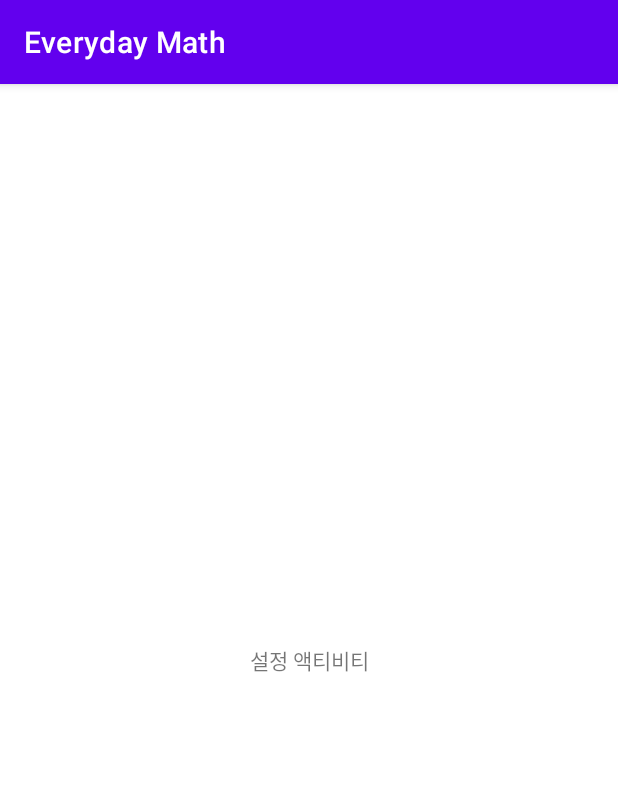
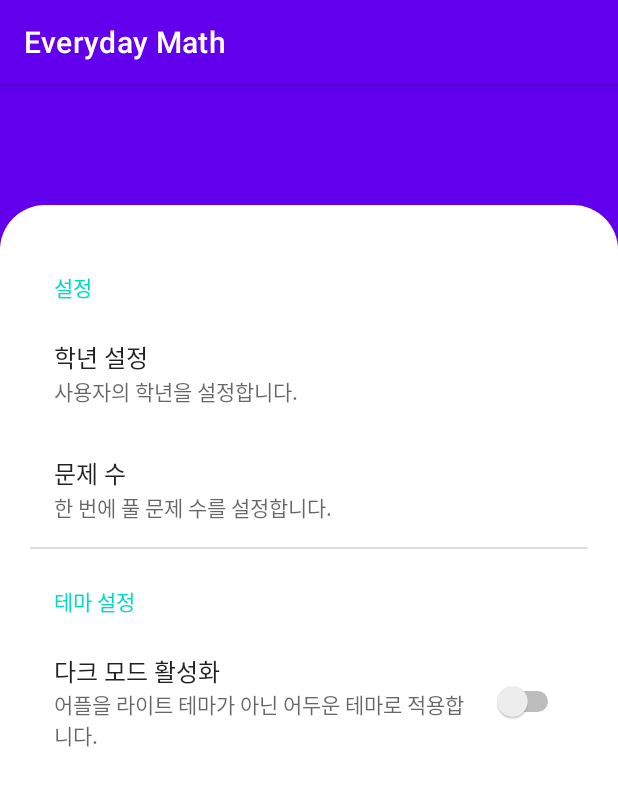
Before and after one commit to EVAN96KWON/Every-code, an Android app: the SettingsActivity screen opened directly, with no data from a screen before it, on a phone screen of 412 x 824 dp. Shown: the top 786 px of the screen. Run offline under Robolectric (Android 15) with nearby library versions, the phone set to English and light mode, and no system bars; our stand-ins replace androidx.preference; libraries missing offline, so code that uses them is left out: kr.ac.kumoh.

Commit message:
setting activity complete

```diff
--- a/app/build.gradle
+++ b/app/build.gradle
@@ -40,6 +40,7 @@ dependencies {
     implementation 'androidx.appcompat:appcompat:1.3.1'
     implementation 'com.google.android.material:material:1.4.0'
     implementation 'androidx.constraintlayout:constraintlayout:2.1.1'
+    implementation 'androidx.preference:preference-ktx:1.1.1' // added by kwon, 11-21
     testImplementation 'junit:junit:4.+'
     androidTestImplementation 'androidx.test.ext:junit:1.1.3'
     androidTestImplementation 'androidx.test.espresso:espresso-core:3.4.0'
--- /dev/null
+++ b/app/src/main/java/kr/ac/kumoh/s20170419/everydaymath/SettingPreferenceFragment.kt
@@ -0,0 +1,24 @@
+package kr.ac.kumoh.s20170419.everydaymath
+
+import android.os.Bundle
+import androidx.preference.Preference
+import androidx.preference.PreferenceFragmentCompat
+import androidx.preference.PreferenceGroup
+
+class SettingPreferenceFragment : PreferenceFragmentCompat() {
+
+    //아이콘 크기 만큼 생기는 여백 없애주기 위한 메소드, 버그인듯
+    private fun Preference.removeIconSpace() {
+        isIconSpaceReserved = false
+        if (this is PreferenceGroup) {
+            for (i in 0 until preferenceCount) {
+                getPreference(i).removeIconSpace()
+            }
+        }
+    }
+
+    override fun onCreatePreferences(savedInstanceState: Bundle?, rootKey: String?) {
+        addPreferencesFromResource(R.xml.settings_preference)
+        preferenceScreen.removeIconSpace()
+    }
+}
--- a/app/src/main/java/kr/ac/kumoh/s20170419/everydaymath/SettingsActivity.kt
+++ b/app/src/main/java/kr/ac/kumoh/s20170419/everydaymath/SettingsActivity.kt
@@ -3,7 +3,7 @@ package kr.ac.kumoh.s20170419.everydaymath
 import androidx.appcompat.app.AppCompatActivity
 import android.os.Bundle
 
-class SettingsActivity : AppCompatActivity() {
+class SettingsActivity: AppCompatActivity() {
     override fun onCreate(savedInstanceState: Bundle?) {
         super.onCreate(savedInstanceState)
         setContentView(R.layout.activity_settings)
--- /dev/null
+++ b/app/src/main/res/drawable/bottom_background_white.xml
@@ -0,0 +1,9 @@
+<?xml version="1.0" encoding="utf-8"?>
+<selector xmlns:android="http://schemas.android.com/apk/res/android">
+    <item>
+        <shape android:shape="rectangle">
+            <solid android:color="@color/white"/>
+            <corners android:topLeftRadius="30dp" android:topRightRadius="30dp"/>
+        </shape>
+    </item>
+</selector>
--- a/app/src/main/res/layout/activity_settings.xml
+++ b/app/src/main/res/layout/activity_settings.xml
@@ -4,16 +4,35 @@
     xmlns:tools="http://schemas.android.com/tools"
     android:layout_width="match_parent"
     android:layout_height="match_parent"
+    android:background="@color/design_default_color_primary"
     tools:context=".SettingsActivity">
 
-    <TextView
-        android:id="@+id/check_Settings_Activity"
-        android:layout_width="wrap_content"
-        android:layout_height="wrap_content"
-        android:text="설정 액티비티"
-        app:layout_constraintBottom_toBottomOf="parent"
-        app:layout_constraintLeft_toLeftOf="parent"
-        app:layout_constraintRight_toRightOf="parent"
-        app:layout_constraintTop_toTopOf="parent" />
+    <LinearLayout
+        android:layout_width="match_parent"
+        android:layout_height="match_parent"
+        android:orientation="vertical">
+        <TextView
+            android:id="@+id/tmp_text"
+            android:layout_width="wrap_content"
+            android:layout_height="wrap_content"
+            android:layout_margin="20dp"
+            android:text=" "
+            android:textSize="30dp"
+            android:textColor="@color/white"/>
+        <androidx.constraintlayout.widget.ConstraintLayout
+            android:id="@+id/bottomConstraintLayout"
+            android:layout_width="match_parent"
+            android:layout_height="match_parent"
+            android:background="@drawable/bottom_background_white">
+            <fragment
+                android:layout_width="match_parent"
+                android:layout_height="match_parent"
+                android:layout_marginTop="20dp"
+                android:layout_marginHorizontal="20dp"
+                android:id="@+id/fragment_container"
+                android:name="kr.ac.kumoh.s20170419.everydaymath.SettingPreferenceFragment">
+            </fragment>
+        </androidx.constraintlayout.widget.ConstraintLayout>
+    </LinearLayout>
 
 </androidx.constraintlayout.widget.ConstraintLayout>
--- /dev/null
+++ b/app/src/main/res/values/arrays.xml
@@ -0,0 +1,23 @@
+<?xml version="1.0" encoding="utf-8"?>
+<resources>
+    <string-array name="array_grade">
+        <item>1학년</item>
+        <item>2학년</item>
+        <item>3학년</item>
+        <item>4학년</item>
+        <item>5학년</item>
+        <item>6학년</item>
+    </string-array>
+    <string-array name="array_problem_nums">
+        <item>5</item>
+        <item>10</item>
+        <item>15</item>
+        <item>20</item>
+        <item>25</item>
+        <item>30</item>
+        <item>35</item>
+        <item>40</item>
+        <item>45</item>
+        <item>50</item>
+    </string-array>
+</resources>
--- a/app/src/main/res/values/strings.xml
+++ b/app/src/main/res/values/strings.xml
@@ -1,3 +1,5 @@
 <resources>
     <string name="app_name">Everyday Math</string>
+    <!-- TODO: Remove or change this placeholder text -->
+    <string name="hello_blank_fragment">Hello blank fragment</string>
 </resources>
--- /dev/null
+++ b/app/src/main/res/xml/settings_preference.xml
@@ -0,0 +1,26 @@
+<?xml version="1.0" encoding="utf-8"?>
+<PreferenceScreen xmlns:android="http://schemas.android.com/apk/res/android">
+    <PreferenceCategory
+        android:title="설정"
+        android:iconSpaceReserved="false">
+        <ListPreference
+            android:entries="@array/array_grade"
+            android:entryValues="@array/array_grade"
+            android:key="user_grade"
+            android:title="학년 설정"
+            android:summary="사용자의 학년을 설정합니다." />
+        <ListPreference
+            android:entries="@array/array_problem_nums"
+            android:entryValues="@array/array_problem_nums"
+            android:key="user_problems_nums"
+            android:title="문제 수"
+            android:summary="한 번에 풀 문제 수를 설정합니다." />
+    </PreferenceCategory>
+
+    <PreferenceCategory android:title="테마 설정">
+        <SwitchPreference
+            android:key="app_theme"
+            android:title="다크 모드 활성화"
+            android:summary="어플을 라이트 테마가 아닌 어두운 테마로 적용합니다."/>
+    </PreferenceCategory>
+</PreferenceScreen>
```
